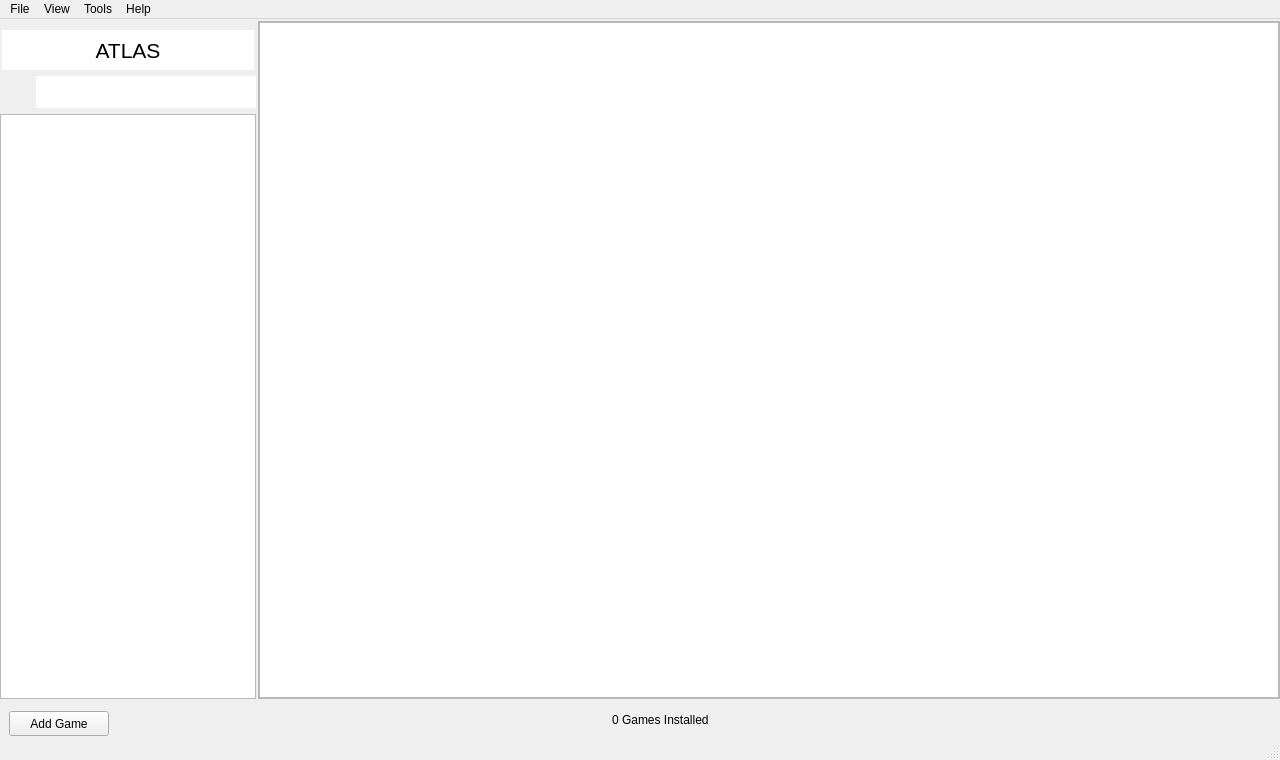
First picture: the form in src/ui/mainwindow.ui, repository KJNeko/Atlas, before the edit.
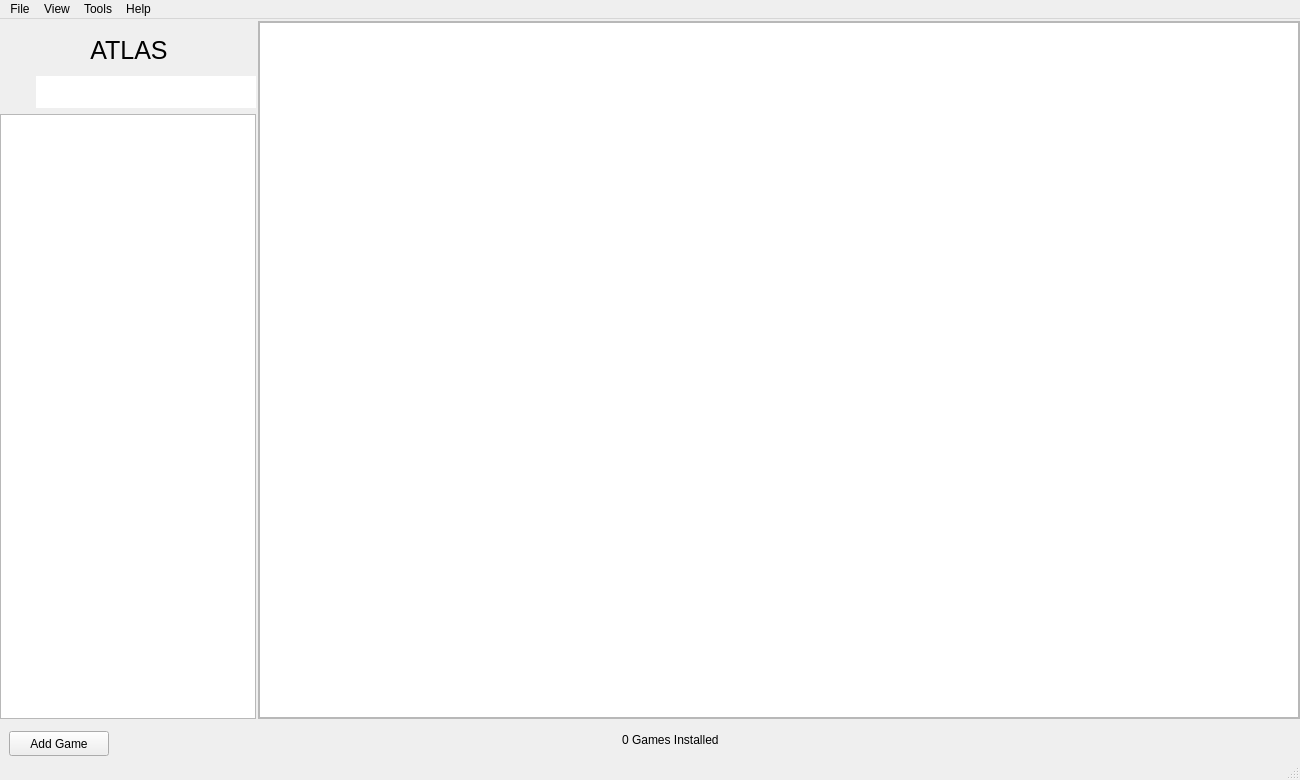
Second picture: the form after the edit. Icons and pictures are not drawn. Custom widgets are drawn as their Qt base class.

What changed in the file:
```diff
--- a/src/ui/mainwindow.ui
+++ b/src/ui/mainwindow.ui
@@ -9,8 +9,8 @@
    <rect>
     <x>0</x>
     <y>0</y>
-    <width>1280</width>
-    <height>760</height>
+    <width>1300</width>
+    <height>780</height>
    </rect>
   </property>
   <property name="windowTitle">
@@ -381,13 +381,13 @@
          </property>
          <property name="font">
           <font>
-           <pointsize>16</pointsize>
+           <family>Segoe UI</family>
+           <pointsize>19</pointsize>
           </font>
          </property>
          <property name="styleSheet">
           <string notr="true">border-radius:none;
-background-color: rgb(255, 255, 255);
-margin-right: 2px;
+background-color: transparent;
 margin-left: 2px;</string>
          </property>
          <property name="text">
```
